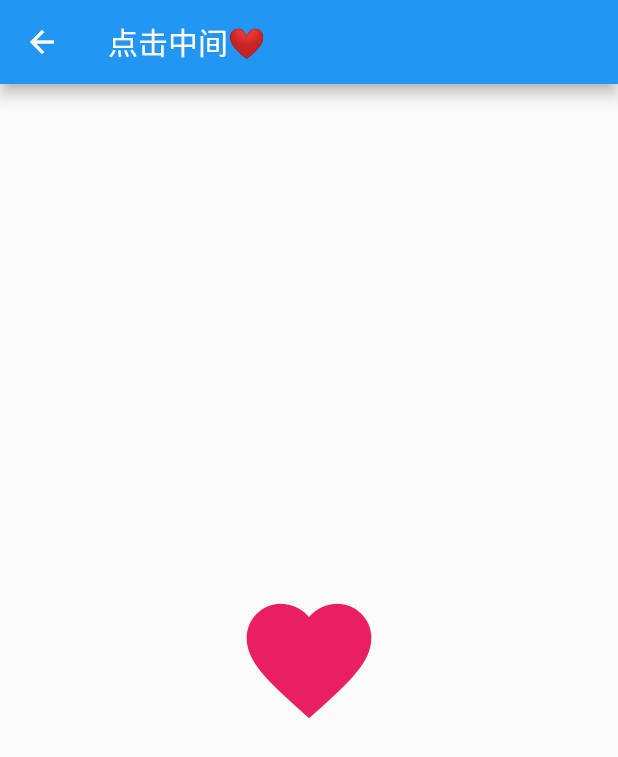
After one commit to heruijun/FlutterFrom0To1, a Flutter app: the AnimatedSwitcherDemo screen opened by its route, after a tap on the "favorite outline" icon, on a phone screen of 412 x 824 dp. The commit adds this screen. Shown: the top 757 px of the screen. Run offline on Flutter 3.47's test engine with Material 2 defaults, Android fonts, the phone set to English and light mode, and no system bars; our stand-ins replace dio, shared_preferences, sqflite, stack_trace; missing offline and left inert: xservice_kit; accounts and stored records are empty; generated files the repository leaves out were written again.

Commit message:
AnimatedSwitcher(

```diff
--- a/chapter4/flutter_event/lib/event_page.dart
+++ b/chapter4/flutter_event/lib/event_page.dart
@@ -22,7 +22,6 @@ class _FlutterEventPageState extends State<FlutterEventPage> {
     eventList.add("Scale");
     eventList.add("GestureRecognizer");
     eventList.add("BothDirection");
-    eventList.add("GestureSlider");
     eventList.add("NotificationListener");
   }
 
--- /dev/null
+++ b/chapter5/flutter_animations/lib/animated_switcher.dart
@@ -0,0 +1,51 @@
+import 'package:flutter/material.dart';
+
+class AnimatedSwitcherDemo extends StatefulWidget {
+  AnimatedSwitcherDemo({Key key, this.title}) : super(key: key);
+
+  final String title;
+
+  @override
+  _AnimatedSwitcherState createState() => _AnimatedSwitcherState();
+}
+
+class _AnimatedSwitcherState extends State<AnimatedSwitcherDemo>
+    with SingleTickerProviderStateMixin {
+  IconData _actionIcon = Icons.favorite_border;
+
+  @override
+  Widget build(BuildContext context) {
+    return Scaffold(
+      appBar: AppBar(
+        title: Text('点击中间❤️'),
+        actions: <Widget>[],
+      ),
+      body: Center(
+        child: AnimatedSwitcher(
+          transitionBuilder: (child, anim) {
+            return ScaleTransition(child: child, scale: anim);
+          },
+          duration: Duration(milliseconds: 500),
+          child: IconButton(
+            iconSize: 100,
+            key: ValueKey(_actionIcon),
+            icon: Icon(
+              _actionIcon,
+              color: Colors.pink,
+            ),
+            onPressed: () {
+              setState(
+                () {
+                  if (_actionIcon == Icons.favorite_border)
+                    _actionIcon = Icons.favorite;
+                  else
+                    _actionIcon = Icons.favorite_border;
+                },
+              );
+            },
+          ),
+        ),
+      ),
+    );
+  }
+}
--- a/chapter5/flutter_animations/lib/animation_page.dart
+++ b/chapter5/flutter_animations/lib/animation_page.dart
@@ -23,6 +23,7 @@ class _FlutterAnimationPageState extends State<FlutterAnimationPage> {
     eventList.add("AnimatedBuilder");
     eventList.add("Hero");
     eventList.add("StaggerAnimation");
+    eventList.add("AnimatedSwitcher");
   }
 
   @override
--- a/chapter5/flutter_animations/lib/main.dart
+++ b/chapter5/flutter_animations/lib/main.dart
@@ -8,10 +8,11 @@ import 'package:flutter_animations/curved_animation.dart';
 import 'package:flutter_animations/stagger_demo.dart';
 import 'package:flutter_animations/tween_animation.dart';
 
+import 'animated_switcher.dart';
+
 void main() => runApp(MyApp());
 
 class MyApp extends StatelessWidget {
-
   @override
   Widget build(BuildContext context) {
     return MaterialApp(
@@ -26,7 +27,8 @@ class MyApp extends StatelessWidget {
         '/fade': (context) => Fade(),
         '/AnimatedBuilder': (context) => AnimatedBuilderPage(),
         '/Hero': (context) => HeroAnimationPage(),
-        '/StaggerAnimation': (context) => StaggerDemo()
+        '/StaggerAnimation': (context) => StaggerDemo(),
+        '/AnimatedSwitcher': (context) => AnimatedSwitcherDemo(),
       },
       home: FlutterAnimationPage(title: 'Flutter动画'),
     );
```
Also changed, not shown: 3 other files.
